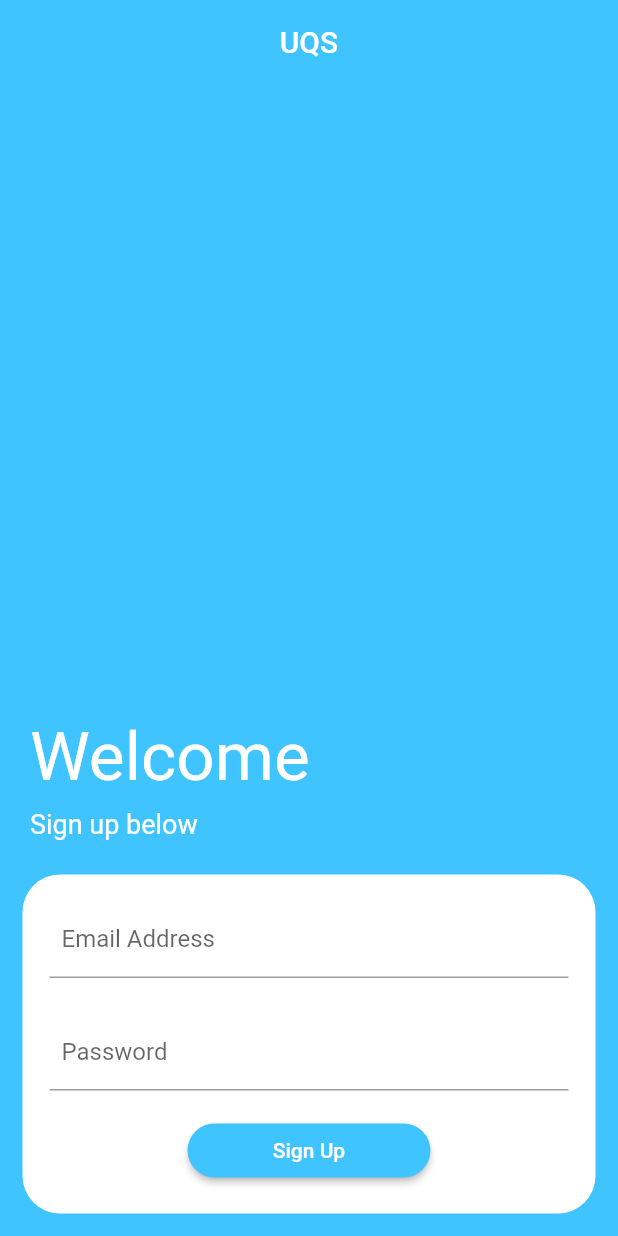
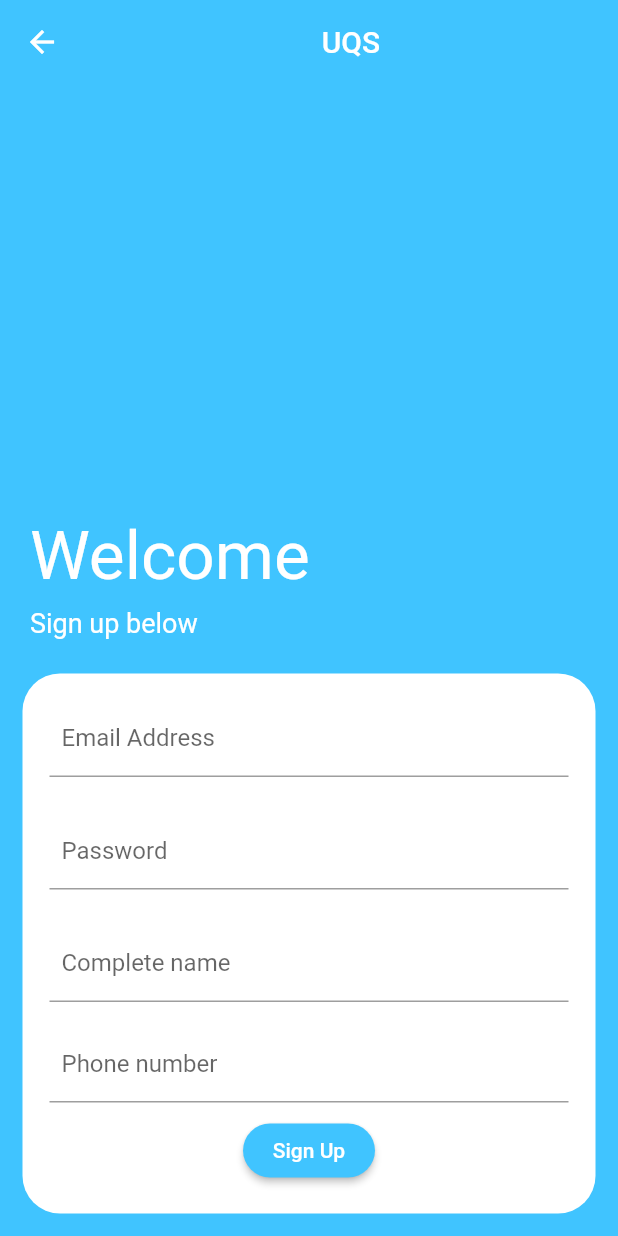
Before and after one commit to cedrickalegroso/UQS-DSC-Solution-Challenge, a Flutter app: the screen it shows after launch, after a tap on "Login", after a tap on "New user? Click here to Sign up", on a phone screen of 412 x 824 dp. Run offline on Flutter 3.47's test engine with Material 2 defaults, Android fonts, the phone set to English and light mode, and no system bars; our stand-ins replace cloud_firestore, firebase_auth, flutter_spinkit, splashscreen; accounts and stored records are empty.

Commit message:
added database service, modified sign up func, updated user class, added route mgt(requires fixing tho)

```diff
--- /dev/null
+++ b/lib/dbaseService.dart
@@ -0,0 +1,35 @@
+import 'models/user.dart';
+import 'package:cloud_firestore/cloud_firestore.dart';
+
+class DatabaseService {
+  final String uid;
+  DatabaseService({this.uid});
+
+  final CollectionReference userCollection =
+      Firestore.instance.collection('userCollection');
+
+  Future<void> updateUserData(
+    String name,
+    String phoneNumber,
+    String email,
+  ) async {
+    return await userCollection.document(uid).setData({
+      'name': name,
+      'phonenumber': phoneNumber,
+      'email': email,
+    });
+  }
+
+  UserData _userDataFromSnapshot(DocumentSnapshot snapshot) {
+    return UserData(
+      uid: uid,
+      email: snapshot.data['email'],
+      name: snapshot.data['name'],
+      phoneNumber: snapshot.data['phonenumber'],
+    );
+  }
+
+  Stream<UserData> get userData {
+    return userCollection.document(uid).snapshots().map(_userDataFromSnapshot);
+  }
+}
--- a/lib/login.dart
+++ b/lib/login.dart
@@ -78,8 +78,7 @@ class _AuthPageState extends State<AuthPage> {
                       ),
                       child: Form(
                         key: _formKey,
-                        child: ListView(
-                          shrinkWrap: true,
+                        child: Column(
                           children: <Widget>[
                             Padding(
                               padding: const EdgeInsets.all(10.0),
@@ -136,12 +135,9 @@ class _AuthPageState extends State<AuthPage> {
                                     dynamic result = await _auth.signInEmail(
                                         _email, _password);
                                     if (result == null) {
-                                      setState(() {
-                                        loading = false;
-                                      });
+                                      setState(() => loading = false);
                                     } else {
-                                      Navigator.of(context)
-                                          .popAndPushNamed('/home');
+                                      Navigator.of(context).pushReplacementNamed('/home');
                                     }
                                   }
                                 },
@@ -153,12 +149,11 @@ class _AuthPageState extends State<AuthPage> {
                                 ),
                               ),
                             ),
-                            SizedBox(height:10),
+                            SizedBox(height: 10),
                             Container(
                               child: GestureDetector(
                                 onTap: () {
-                                  Navigator.of(context)
-                                      .pushReplacementNamed('/signup');
+                                  Navigator.of(context).pushNamed('/signup');
                                 },
                                 child: Text(
                                   'New user? Click here to Sign up',
--- a/lib/main.dart
+++ b/lib/main.dart
@@ -1,10 +1,8 @@
 import 'package:flutter/material.dart';
 import 'package:uqsbeta/Splashscreen.dart';
 import 'package:uqsbeta/authservice.dart';
-import 'package:uqsbeta/home.dart';
 import 'package:uqsbeta/models/user.dart';
-import 'package:uqsbeta/signup.dart';
-import 'login.dart';
+import 'package:uqsbeta/route.dart';
 import 'package:provider/provider.dart';
 
 void main() => runApp(MyApp());
@@ -13,15 +11,11 @@ class MyApp extends StatelessWidget {
   //This is the root widget
   @override
   Widget build(BuildContext context) {
+    //wrapped the root widget with streamprovider to grant the whole widget tree access to the data provided by the stream
     return StreamProvider<User>.value(
-      //wrapped the root widget to grant the whole widget tree access to the data provided by the stream
       value: AuthService().user,
       child: MaterialApp(
-        routes: <String, WidgetBuilder>{
-          '/login': (_) => AuthPage(),
-          '/signup': (_) => SignUpPage(),
-          '/home': (_) => Homepage(),
-        },
+        onGenerateRoute: RouteGenerator.generateRoute,
         debugShowCheckedModeBanner: false,
         theme: ThemeData(
           brightness: Brightness.light,
--- a/lib/models/user.dart
+++ b/lib/models/user.dart
@@ -1,7 +1,14 @@
 class User {
+  final String uid;
 
+  User({this.uid});
+}
+
+class UserData {
   final String uid;
   final String email;
+  final String name;
+  final String phoneNumber;
 
-  User({this.uid, this.email});
+  UserData({this.uid, this.email, this.name, this.phoneNumber});
 }
--- /dev/null
+++ b/lib/route.dart
@@ -0,0 +1,23 @@
+import 'package:flutter/cupertino.dart';
+import 'package:flutter/material.dart';
+import 'package:uqsbeta/home.dart';
+import 'package:uqsbeta/login.dart';
+import 'package:uqsbeta/signup.dart';
+import 'package:uqsbeta/wrapper.dart';
+
+class RouteGenerator {
+  static Route<dynamic> generateRoute(RouteSettings settings) {
+    //final args = settings.arguments; //to be used if passing of arguments during navigation is required
+
+    switch (settings.name) {
+      case '/login':
+      return MaterialPageRoute(builder: (_) => AuthPage());
+      case '/signup':
+      return MaterialPageRoute(builder: (_) => SignUpPage());
+      case '/home':
+      return MaterialPageRoute(builder: (_) => Homepage());
+      default:
+      return MaterialPageRoute(builder: (_) => Wrapper());
+    }
+  }
+}
--- a/lib/signup.dart
+++ b/lib/signup.dart
@@ -13,6 +13,8 @@ class _SignUpPageState extends State<SignUpPage> {
   final AuthService _auth = AuthService();
   String _password = '';
   String _email = '';
+  String _name = '';
+  String _phoneNumber = '';
   bool loading = false;
 
   @override
@@ -79,8 +81,7 @@ class _SignUpPageState extends State<SignUpPage> {
                       ),
                       child: Form(
                         key: _formKey,
-                        child: ListView(
-                          shrinkWrap: true,
+                        child: Column(
                           children: <Widget>[
                             Padding(
                               padding: const EdgeInsets.all(8.0),
@@ -91,7 +92,7 @@ class _SignUpPageState extends State<SignUpPage> {
                                     ? 'Email address is required'
                                     : null,
                                 onChanged: (val) {
-                                  setState(() => _email = val);
+                                  setState(() => _email = val.trim());
                                 },
                                 onSaved: (value) => _email = value.trim(),
                                 keyboardType: TextInputType.emailAddress,
@@ -112,7 +113,7 @@ class _SignUpPageState extends State<SignUpPage> {
                                     ? 'Password is required'
                                     : null,
                                 onChanged: (val) {
-                                  setState(() => _password = val);
+                                  setState(() => _password = val.trim());
                                 },
                                 onSaved: (value) => _password = value.trim(),
                                 obscureText: true,
@@ -123,6 +124,46 @@ class _SignUpPageState extends State<SignUpPage> {
                               ),
                             ),
                             SizedBox(height: 8),
+                            Padding(
+                              padding: const EdgeInsets.all(8.0),
+                              child: TextFormField(
+                                autofocus: false,
+                                textAlign: TextAlign.left,
+                                validator: (value) => value.isEmpty
+                                    ? 'Please enter complete name'
+                                    : null,
+                                onChanged: (val) {
+                                  setState(() => _name = val);
+                                },
+                                onSaved: (value) => _name = value,
+                                keyboardType: TextInputType.text,
+                                decoration: InputDecoration(
+                                  hintText: 'Complete name',
+                                  labelText: "Complete name",
+                                  contentPadding: EdgeInsets.all(8),
+                                ),
+                              ),
+                            ),
+                            Padding(
+                              padding: const EdgeInsets.all(8.0),
+                              child: TextFormField(
+                                autofocus: false,
+                                textAlign: TextAlign.left,
+                                validator: (value) => value.isEmpty
+                                    ? 'Please enter phone number'
+                                    : null,
+                                onChanged: (val) {
+                                  setState(() => _phoneNumber = val);
+                                },
+                                onSaved: (value) => _phoneNumber = value,
+                                keyboardType: TextInputType.text,
+                                decoration: InputDecoration(
+                                  hintText: '11 digit phone number',
+                                  labelText: "Phone number",
+                                  contentPadding: EdgeInsets.all(8),
+                                ),
+                              ),
+                            ),
                             Container(
                               padding: EdgeInsets.only(left: 100, right: 100),
                               child: RaisedButton(
@@ -134,8 +175,8 @@ class _SignUpPageState extends State<SignUpPage> {
                                     setState(() {
                                       loading = true;
                                     });
-                                    dynamic result =
-                                        await _auth.signUp(_email, _password);
+                                    dynamic result = await _auth.signUp(
+                                        _email, _password, _name, _phoneNumber);
                                     if (result == null) {
                                       setState(() {
                                         loading = false;
--- a/lib/wrapper.dart
+++ b/lib/wrapper.dart
@@ -10,9 +10,9 @@ class Wrapper extends StatelessWidget {
     final user =
         Provider.of<User>(context); //accessing user data from the provider
     print(user);
-//return either authpage or homescreen
+//checking if user is logged in then return either authpage or homescreen
     if (user == null) {
-      //checking if user is logged in or not
+
       return AuthPage(); //proceed to authpage if not
     } else {
       return Homepage(); //proceed to homepage if logged in
```
Also changed, not shown: lib/authservice.dart (+9 -7 lines), lib/home.dart (+4 -3 lines).
